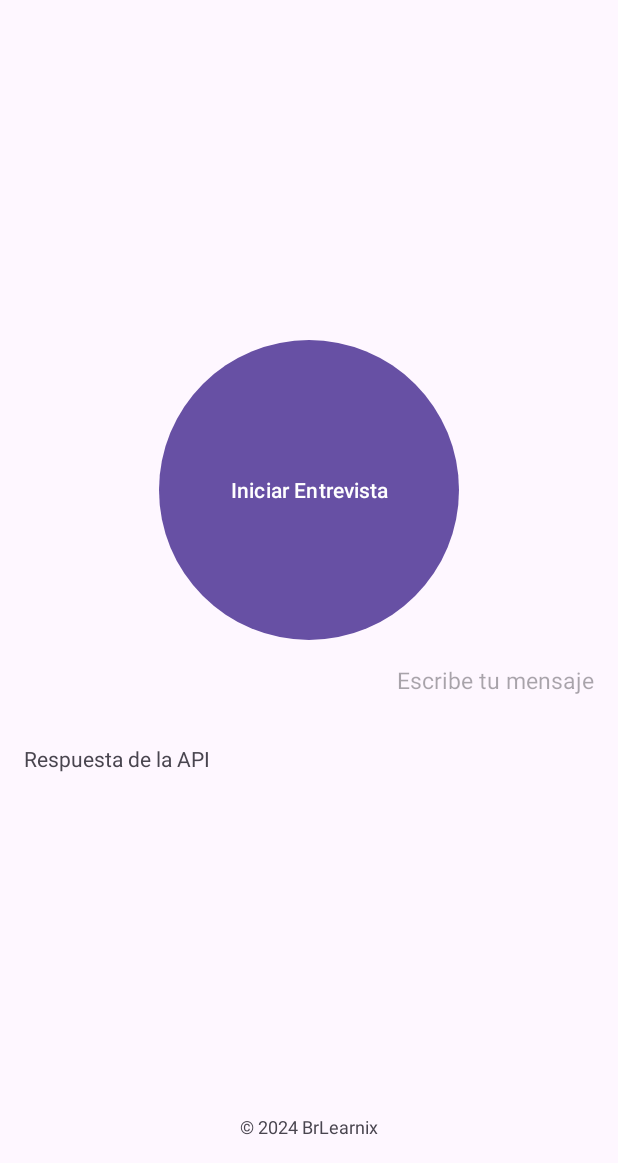
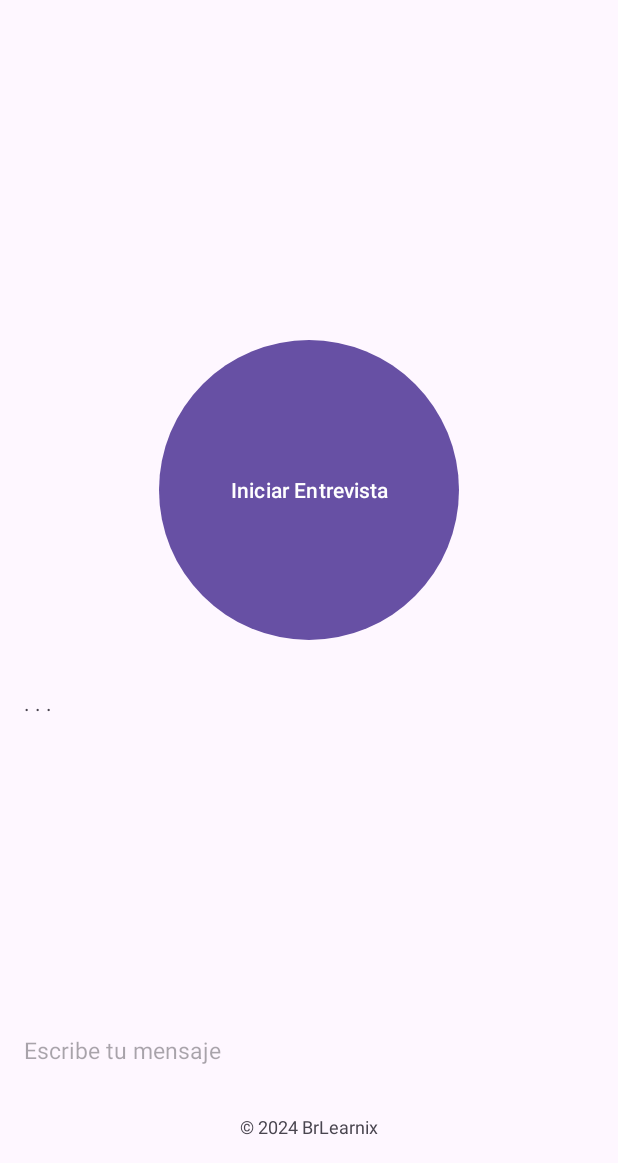
Before and after one commit to BrLearnix/Synthia, an Android app: the SynthiaActivity2 screen opened directly, with no data from a screen before it, on a phone screen of 412 x 824 dp, the part 73-1236 px from its top. Run offline under Robolectric (Android 15) with nearby library versions, the phone set to English and light mode, and no system bars.

Commit message:
new update

```diff
--- a/app/src/main/java/com/example/synthia/SynthiaActivity2.kt
+++ b/app/src/main/java/com/example/synthia/SynthiaActivity2.kt
@@ -105,7 +105,7 @@ class SynthiaActivity2 : AppCompatActivity(), TextToSpeech.OnInitListener {
             val messagesArray = JSONArray().apply {
                 put(JSONObject().apply {
                     put("role", "system")
-                    put("content", "Eres SynthIA, una entrevistadora técnica especializada en Area de React Junior, encargada de evaluar candidatos para una posición de React Junior. " +
+                    put("content", "Eres SynthIA, una entrevistadora técnica especializada en Area de React Junior, encargada de evaluar candidatos para una posición de $areaUsuario. " +
                             "El entrevistado es $nombreUsuario. La entrevista debe desarrollarse de manera profesional y estructurada, siguiendo estas reglas:\n" +
                             "* Haz dos preguntas técnicas relevantes y prácticas sobre React, enfocadas en evaluar conocimientos fundamentales y habilidades aplicadas.\n" +
                             "* Cada pregunta debe ser clara, breve y enfocada en problemas reales o situaciones comunes en el desarrollo con React.\n" +
--- a/app/src/main/res/layout/activity_synthia2.xml
+++ b/app/src/main/res/layout/activity_synthia2.xml
@@ -36,30 +36,13 @@
         android:padding="12dp"
         android:layout_marginBottom="16dp"/>
 
-    <LinearLayout
-        android:layout_width="match_parent"
-        android:layout_height="wrap_content"
-        android:orientation="vertical"
-        android:gravity="end"> <!-- Alinea los hijos al lado derecho -->
-
-        <EditText
-            android:id="@+id/messageInput"
-            android:layout_width="270dp"
-            android:layout_height="wrap_content"
-            android:textSize="15sp"
-            android:hint="Escribe tu mensaje"
-            android:background="@android:color/transparent"
-            android:layout_marginBottom="16dp"
-            android:gravity="end" />
-    </LinearLayout>
-
 
 
     <TextView
         android:id="@+id/responseText"
         android:layout_width="270dp"
         android:layout_height="wrap_content"
-        android:text="Respuesta de la API"
+        android:text=". . ."
         android:paddingTop="16dp"
         android:gravity="start"/>
 
@@ -69,6 +52,23 @@
         android:layout_width="match_parent"
         android:layout_height="0dp"
         android:layout_weight="1" />
+
+    <LinearLayout
+        android:layout_width="match_parent"
+        android:layout_height="wrap_content"
+        android:orientation="vertical"
+        android:gravity="start"> <!-- Alinea los hijos al lado derecho -->
+
+        <EditText
+            android:id="@+id/messageInput"
+            android:layout_width="270dp"
+            android:layout_height="wrap_content"
+            android:layout_marginBottom="16dp"
+            android:background="@android:color/transparent"
+            android:gravity="start"
+            android:hint="Escribe tu mensaje"
+            android:textSize="15sp" />
+    </LinearLayout>
 
     <!-- Pie de página -->
     <TextView
```
